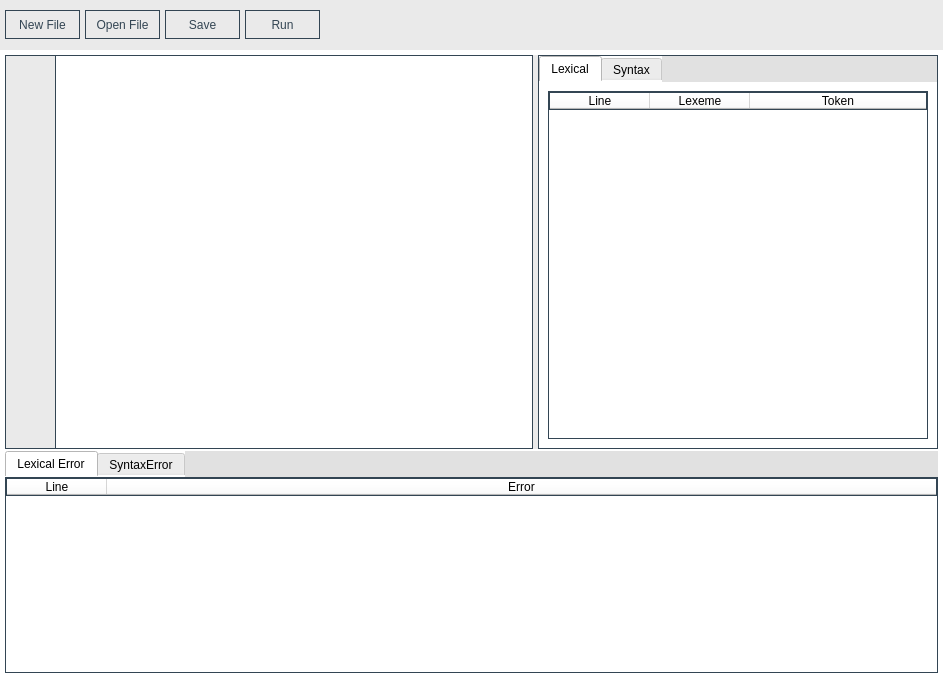
Above: assets/FightOn.ui from chraem/Fight-On before the change. Below: the same form after it.
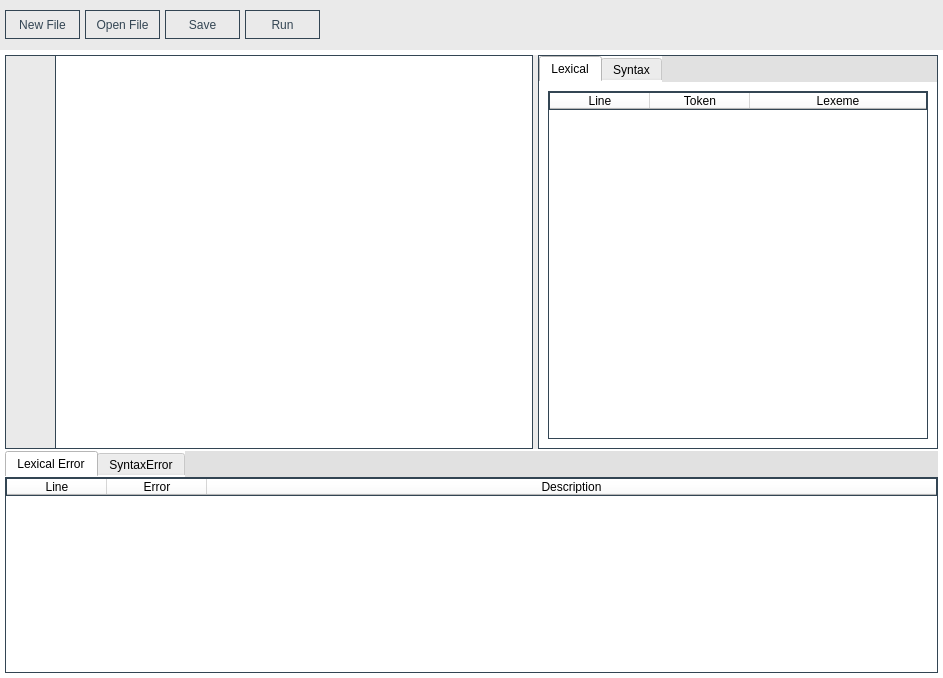
That is the form after the change.

What changed in the file:
```diff
--- a/assets/FightOn.ui
+++ b/assets/FightOn.ui
@@ -269,21 +269,24 @@
                    <attribute name="horizontalHeaderStretchLastSection">
                     <bool>true</bool>
                    </attribute>
+                   <attribute name="verticalHeaderVisible">
+                    <bool>false</bool>
+                   </attribute>
                    <column>
                     <property name="text">
                      <string>Line</string>
                     </property>
                    </column>
-                   <column>
-                    <property name="text">
-                     <string>Lexeme</string>
-                    </property>
-                   </column>
                    <column>
                     <property name="text">
                      <string>Token</string>
                     </property>
                    </column>
+                   <column>
+                    <property name="text">
+                     <string>Lexeme</string>
+                    </property>
+                   </column>
                   </widget>
                  </item>
                 </layout>
@@ -433,6 +436,9 @@
                 <attribute name="horizontalHeaderStretchLastSection">
                  <bool>true</bool>
                 </attribute>
+                <attribute name="verticalHeaderVisible">
+                 <bool>false</bool>
+                </attribute>
                 <column>
                  <property name="text">
                   <string>Line</string>
@@ -443,6 +449,11 @@
                   <string>Error</string>
                  </property>
                 </column>
+                <column>
+                 <property name="text">
+                  <string>Description</string>
+                 </property>
+                </column>
                </widget>
               </item>
              </layout>
```
